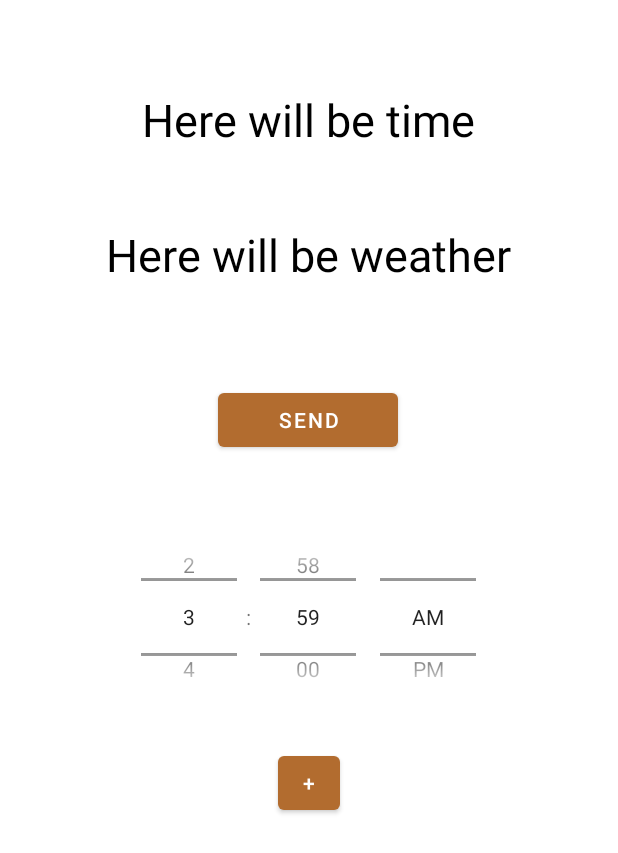
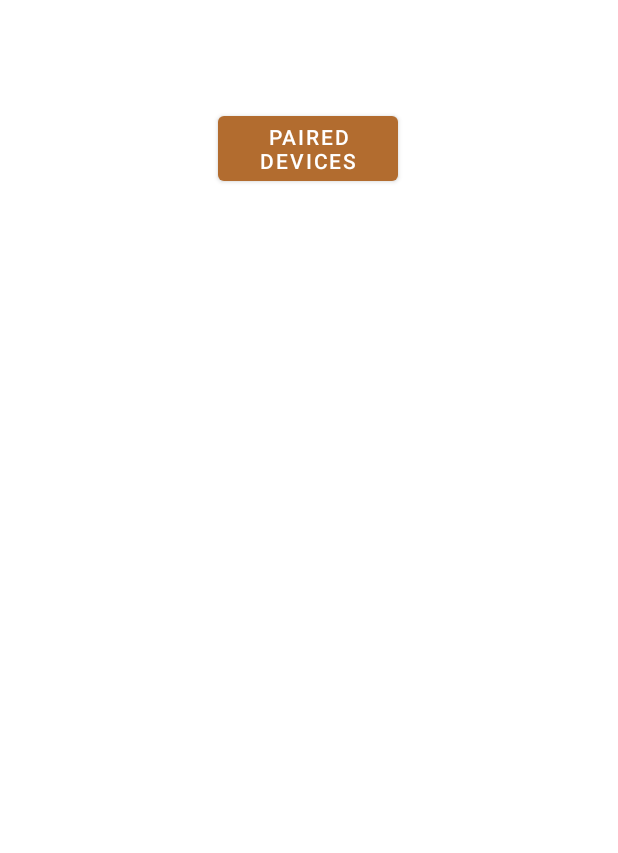
Before and after one commit to JKusiak/clock-app, an Android app: the screen it shows after launch (MainActivity before the commit, DeviceListActivity after it), on a phone screen of 412 x 824 dp. Shown: the top 853 px of the screen. Run offline under Robolectric (Android 15) with nearby library versions, the phone set to English and light mode, and no system bars.

Commit message:
Divided into subclasses and added listing of paired devices

```diff
--- a/AlarmClockApp/app/build.gradle
+++ b/AlarmClockApp/app/build.gradle
@@ -3,13 +3,13 @@ plugins {
 }
 
 android {
-    compileSdkVersion 30
+    compileSdkVersion 28
     buildToolsVersion "30.0.2"
 
     defaultConfig {
         applicationId "com.example.alarmclockapp"
-        minSdkVersion 30
-        targetSdkVersion 30
+        minSdkVersion 25
+        targetSdkVersion 25
         versionCode 1
         versionName "1.0"
 
--- /dev/null
+++ b/AlarmClockApp/app/src/main/java/com/example/alarmclockapp/DeviceListActivity.java
@@ -0,0 +1,114 @@
+package com.example.alarmclockapp;
+
+import android.bluetooth.BluetoothAdapter;
+import android.bluetooth.BluetoothDevice;
+import android.content.Intent;
+import android.os.Bundle;
+import android.view.Menu;
+import android.view.MenuItem;
+import android.view.View;
+import android.widget.AdapterView;
+import android.widget.ArrayAdapter;
+import android.widget.Button;
+import android.widget.ListView;
+import android.widget.TextView;
+import android.widget.Toast;
+
+import androidx.appcompat.app.AppCompatActivity;
+
+import java.time.Clock;
+import java.util.ArrayList;
+import java.util.Set;
+
+public class DeviceListActivity extends AppCompatActivity {
+    Button showPairedDevicesButton;
+    ListView devicelist;
+    BluetoothAdapter myBluetooth = null;
+    Set<BluetoothDevice> pairedDevices;
+    public static String EXTRA_ADDRESS = "device_address";
+
+    @Override
+    protected void onCreate(Bundle savedInstanceState) {
+        super.onCreate(savedInstanceState);
+        setContentView(R.layout.activity_device_list);
+
+        showPairedDevicesButton = findViewById(R.id.showPairedDevicesBtn);
+        devicelist = (ListView) findViewById(R.id.devicesListView);
+        myBluetooth = BluetoothAdapter.getDefaultAdapter();
+
+        if(myBluetooth == null)
+        {
+            //Show a mensag. that the device has no bluetooth adapter
+            Toast.makeText(getApplicationContext(), "Bluetooth Device Not Available", Toast.LENGTH_LONG).show();
+
+            //finish apk
+            finish();
+        }
+        else if(!myBluetooth.isEnabled())
+        {
+            //Ask to the user turn the bluetooth on
+            Intent turnBTon = new Intent(BluetoothAdapter.ACTION_REQUEST_ENABLE);
+            startActivityForResult(turnBTon,1);
+        }
+
+
+        showPairedDevicesButton.setOnClickListener(new View.OnClickListener() {
+            @Override
+            public void onClick(View v)
+            {
+                pairedDevicesList();
+            }
+        });
+    }
+
+    private void pairedDevicesList() {
+        pairedDevices = myBluetooth.getBondedDevices();
+        ArrayList devicesList = new ArrayList();
+
+        if (pairedDevices.size()>0)
+        {
+            for(BluetoothDevice bt : pairedDevices)
+            {
+                devicesList.add(bt.getName() + "\n" + bt.getAddress()); //Get the device's name and the address
+            }
+        }
+        else
+        {
+            Toast.makeText(getApplicationContext(), "No Paired Bluetooth Devices Found.", Toast.LENGTH_LONG).show();
+        }
+
+        final ArrayAdapter adapter = new ArrayAdapter(this,android.R.layout.simple_list_item_1, devicesList);
+        devicelist.setAdapter(adapter);
+        devicelist.setOnItemClickListener(myListClickListener); //Method called when the device from the list is clicked
+    }
+
+    private AdapterView.OnItemClickListener myListClickListener = new AdapterView.OnItemClickListener()
+    {
+        public void onItemClick (AdapterView<?> av, View v, int arg2, long arg3)
+        {
+            // Get the device MAC address, the last 17 chars in the View
+            String info = ((TextView) v).getText().toString();
+            String address = info.substring(info.length() - 17);
+
+            // Make an intent to start next activity.
+            Intent i = new Intent(DeviceListActivity.this, ClockActivity.class);
+
+            //Change the activity.
+            i.putExtra(EXTRA_ADDRESS, address); //this will be received at ledControl (class) Activity
+            startActivity(i);
+        }
+    };
+
+
+//    @Override
+//    public boolean onCreateOptionsMenu(Menu menu)
+//    {
+//        // Inflate the menu; this adds items to the action bar if it is present.
+//        getMenuInflater().inflate(R.menu.menu_device_list, menu);
+//        return true;
+//    }
+
+
+
+
+}
--- a/AlarmClockApp/app/src/main/java/com/example/alarmclockapp/MainActivity.java
+++ b/AlarmClockApp/app/src/main/java/com/example/alarmclockapp/MainActivity.java
@@ -4,84 +4,56 @@ import androidx.appcompat.app.AppCompatActivity;
 import androidx.constraintlayout.widget.ConstraintLayout;
 import androidx.constraintlayout.widget.ConstraintSet;
 
+import android.bluetooth.BluetoothAdapter;
+import android.bluetooth.BluetoothDevice;
+import android.bluetooth.BluetoothSocket;
+import android.content.Intent;
+import android.os.AsyncTask;
 import android.os.Bundle;
 import android.view.View;
+import android.widget.AdapterView;
+import android.widget.ArrayAdapter;
 import android.widget.Button;
+import android.widget.ListView;
 import android.widget.TextView;
 import android.widget.TimePicker;
 import android.widget.Toast;
+
+import java.io.IOException;
 import java.util.ArrayList;
 import java.util.Random;
+import java.util.Set;
+import java.util.UUID;
 
 
 public class MainActivity extends AppCompatActivity {
-    ConstraintLayout constraintLayout;
-    TimePicker timePicker;
-    Button scheduleBtn;
-
-    ArrayList<Alarm> alarmList = new ArrayList();
-
-
-//    // Variables for connection
-//    String address = null;
-//    BluetoothAdapter myBluetooth = null;
-//    BluetoothSocket btSocket = null;
-//    private boolean isBtConnected = false;
-//    //SPP UUID. Look for it
-//    static final UUID myUUID = UUID.fromString("00001101-0000-1000-8000-00805F9B34FB");
 
     @Override
     protected void onCreate(Bundle savedInstanceState) {
         super.onCreate(savedInstanceState);
         setContentView(R.layout.activity_main);
 
-        timePicker = findViewById(R.id.alarmTimePicker);
-        scheduleBtn = findViewById(R.id.scheduleAlarmBtn);
-        constraintLayout = findViewById(R.id.mainLayout);
+        Intent intent = new Intent(MainActivity.this, DeviceListActivity.class);
+        startActivity(intent);
 
-        scheduleBtn.setOnClickListener(new View.OnClickListener() {
-
-            @Override
-            public void onClick(View v) {
-                addAlarm();
-
-                Toast alarmToast = Toast.makeText(MainActivity.this, "Alarm added", Toast.LENGTH_SHORT);
-                alarmToast.show();
-            }
-        });
     }
 
 
 
-    private void addAlarm() {
-        int alarmId = new Random().nextInt(Integer.MAX_VALUE);
-
-        Alarm alarm = new Alarm(
-                alarmId,
-                timePicker.getHour(),
-                timePicker.getMinute(),
-                false
-        );
-
-        alarmList.add(alarm);
 
 
-        TextView alarmTextView = new TextView(MainActivity.this);
-        alarmTextView.setId(alarm.getAlarmId());
-        alarmTextView.setLayoutParams(new ConstraintLayout.LayoutParams(ConstraintLayout.LayoutParams.MATCH_PARENT,
-                ConstraintLayout.LayoutParams.WRAP_CONTENT));
-        alarmTextView.setTextSize(25);
-        constraintLayout.addView(alarmTextView);
 
-        ConstraintSet constraints = new ConstraintSet();
-        constraints.clone(constraintLayout);
-        constraints.connect(alarm.getAlarmId(), ConstraintSet.TOP, R.id.scheduleAlarmBtn, ConstraintSet.BOTTOM,0);
-        constraints.connect(alarm.getAlarmId(), ConstraintSet.RIGHT, R.id.mainLayout, ConstraintSet.RIGHT,0);
-        constraints.connect(alarm.getAlarmId(), ConstraintSet.LEFT, R.id.mainLayout, ConstraintSet.LEFT,0);
-        constraints.applyTo(constraintLayout);
 
-        String alarmToDisplay = "Alarm at: " + alarm.getHour() + " : " + alarm.getMinute();
-        alarmTextView.setText(alarmToDisplay);
-    }
+
+
+
+
+
+
+
+
+
+
+
 
 }
--- /dev/null
+++ b/AlarmClockApp/app/src/main/res/layout/activity_device_list.xml
@@ -0,0 +1,32 @@
+<?xml version="1.0" encoding="utf-8"?>
+<androidx.constraintlayout.widget.ConstraintLayout
+    xmlns:android="http://schemas.android.com/apk/res/android"
+    xmlns:app="http://schemas.android.com/apk/res-auto"
+    xmlns:tools="http://schemas.android.com/tools"
+    android:layout_width="match_parent"
+    android:layout_height="match_parent">
+
+    <Button
+        android:id="@+id/showPairedDevicesBtn"
+        android:layout_width="120dp"
+        android:layout_height="wrap_content"
+        android:text="Paired devices"
+        android:textColorHighlight="#FFFFFF"
+        app:layout_constraintBottom_toBottomOf="parent"
+        app:layout_constraintEnd_toEndOf="parent"
+        app:layout_constraintHorizontal_bias="0.498"
+        app:layout_constraintStart_toStartOf="parent"
+        app:layout_constraintTop_toTopOf="parent"
+        app:layout_constraintVertical_bias="0.093" />
+
+    <ListView
+        android:id="@+id/devicesListView"
+        android:layout_width="308dp"
+        android:layout_height="473dp"
+        app:layout_constraintBottom_toBottomOf="parent"
+        app:layout_constraintEnd_toEndOf="parent"
+        app:layout_constraintHorizontal_bias="0.495"
+        app:layout_constraintStart_toStartOf="parent"
+        app:layout_constraintTop_toBottomOf="@+id/showPairedDevicesBtn"
+        app:layout_constraintVertical_bias="0.395" />
+</androidx.constraintlayout.widget.ConstraintLayout>
--- a/AlarmClockApp/app/src/main/res/layout/activity_main.xml
+++ b/AlarmClockApp/app/src/main/res/layout/activity_main.xml
@@ -7,72 +7,6 @@
     android:layout_height="match_parent"
     tools:context=".MainActivity">
 
-    <TextView
-        android:id="@+id/timeDataArduino"
-        android:layout_width="304dp"
-        android:layout_height="58dp"
-        android:gravity="center"
-        android:text="Here will be time"
-        android:textColor="#000000"
-        android:textSize="30sp"
-        app:layout_constraintBottom_toBottomOf="parent"
-        app:layout_constraintEnd_toEndOf="parent"
-        app:layout_constraintHorizontal_bias="0.495"
-        app:layout_constraintStart_toStartOf="parent"
-        app:layout_constraintTop_toTopOf="parent"
-        app:layout_constraintVertical_bias="0.066" />
 
-    <TextView
-        android:id="@+id/weatherDataArduino"
-        android:layout_width="304dp"
-        android:layout_height="58dp"
-        android:gravity="center"
-        android:text="Here will be weather"
-        android:textColor="#000000"
-        android:textSize="30sp"
-        app:layout_constraintBottom_toBottomOf="parent"
-        app:layout_constraintEnd_toEndOf="parent"
-        app:layout_constraintHorizontal_bias="0.495"
-        app:layout_constraintStart_toStartOf="parent"
-        app:layout_constraintTop_toBottomOf="@+id/timeDataArduino"
-        app:layout_constraintVertical_bias="0.049" />
-
-    <Button
-        android:id="@+id/sendBtn"
-        android:layout_width="120dp"
-        android:layout_height="wrap_content"
-        android:text="@string/send"
-        android:textColorHighlight="#FFFFFF"
-        app:layout_constraintBottom_toBottomOf="parent"
-        app:layout_constraintEnd_toEndOf="parent"
-        app:layout_constraintHorizontal_bias="0.498"
-        app:layout_constraintStart_toStartOf="parent"
-        app:layout_constraintTop_toBottomOf="@+id/weatherDataArduino"
-        app:layout_constraintVertical_bias="0.099" />
-
-    <TimePicker
-        android:id="@+id/alarmTimePicker"
-        android:layout_width="266dp"
-        android:layout_height="136dp"
-        android:layout_weight="0.6"
-        android:timePickerMode="spinner"
-        app:layout_constraintBottom_toBottomOf="parent"
-        app:layout_constraintEnd_toEndOf="parent"
-        app:layout_constraintHorizontal_bias="0.496"
-        app:layout_constraintStart_toStartOf="parent"
-        app:layout_constraintTop_toBottomOf="@+id/sendBtn"
-        app:layout_constraintVertical_bias="0.103" />
-
-    <Button
-        android:id="@+id/scheduleAlarmBtn"
-        android:layout_width="41dp"
-        android:layout_height="48dp"
-        android:layout_gravity="center"
-        android:text="+"
-        app:layout_constraintBottom_toBottomOf="parent"
-        app:layout_constraintEnd_toEndOf="parent"
-        app:layout_constraintStart_toStartOf="parent"
-        app:layout_constraintTop_toBottomOf="@+id/alarmTimePicker"
-        app:layout_constraintVertical_bias="0.064" />
 
 </androidx.constraintlayout.widget.ConstraintLayout>
```
Also changed, not shown: AlarmClockApp/app/src/main/AndroidManifest.xml (+10 -0 lines), AlarmClockApp/app/src/main/java/com/example/alarmclockapp/ClockActivity.java (added, +182 -0 lines), AlarmClockApp/app/src/main/res/layout/activity_clock.xml (added, +89 -0 lines), 1 other file.
